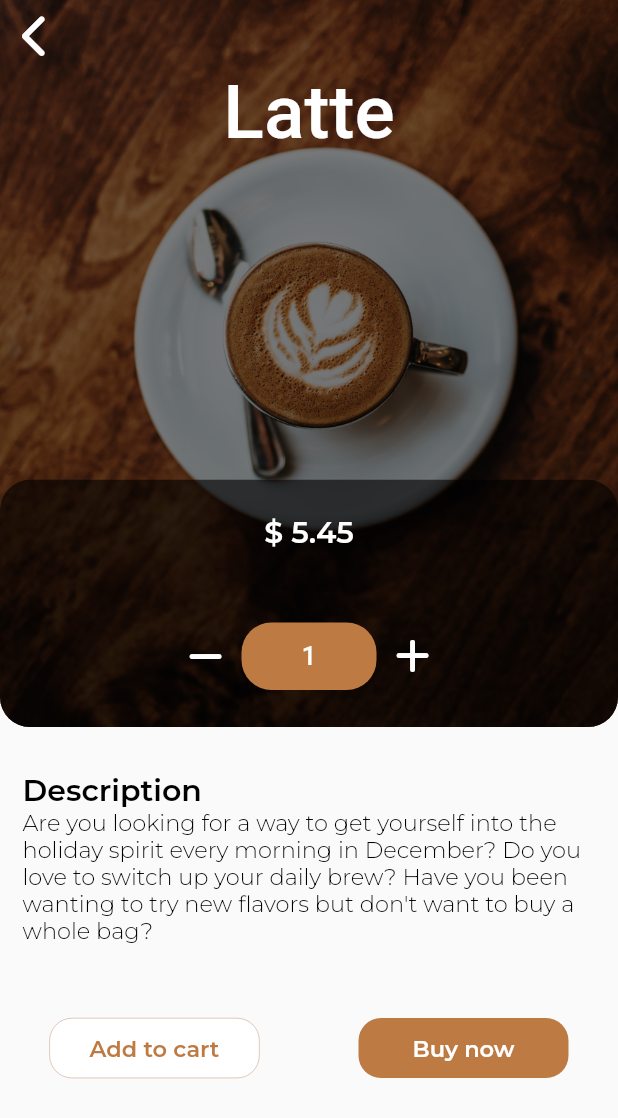
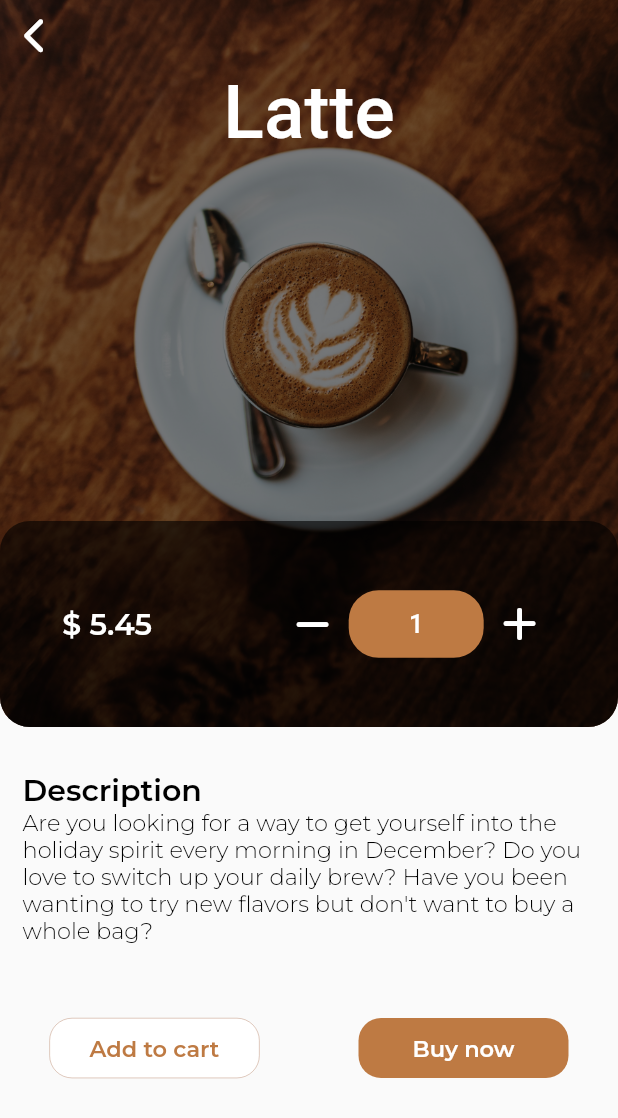
Before and after one commit to naomitimm/TopPot, a Flutter app: the screen it shows after launch, after a tap on "Latte", on a phone screen of 412 x 824 dp. Shown: the top 1118 px of the screen. Run offline on Flutter 3.47's test engine with Material 2 defaults, Android fonts, the phone set to English and light mode, and no system bars; our stand-ins replace bloc, equatable, flutter_bloc, font_awesome_flutter, go_router, google_fonts; Roboto replaces fonts that are missing (Rancho).

Commit message:
nav update

```diff
--- a/top_pot_app/lib/application/presentation/cart/cart_bloc.dart
+++ b/top_pot_app/lib/application/presentation/cart/cart_bloc.dart
@@ -15,7 +15,7 @@ class CartBloc extends Bloc<CartEvent, CartState> {
   }
 
   void _handleLoadCart(LoadCart event, Emitter emit) async {
-    await Future.delayed(const Duration(seconds: 3));
+    await Future.delayed(const Duration(seconds: 2));
     try {
       emit(CartLoadingSuccessful(coffees: event.coffees));
     } on Exception catch (error) {
--- a/top_pot_app/lib/presentation/dashboard/coffee_details_page.dart
+++ b/top_pot_app/lib/presentation/dashboard/coffee_details_page.dart
@@ -1,4 +1,3 @@
-import 'package:top_pot_app/application/navigation/navigation_cubit.dart';
 import 'package:top_pot_app/presentation/exports.dart';
 
 class CoffeeDetailsPage extends StatelessWidget {
@@ -35,11 +34,13 @@ class CoffeeDetailsPage extends StatelessWidget {
                 ),
               ),
               IconButton(
-                  onPressed: () {},
+                  onPressed: () {
+                    navCubit.toDashboardScreen();
+                  },
                   icon: const FaIcon(
                     FontAwesomeIcons.chevronLeft,
                     color: Colors.white,
-                    size: 30,
+                    size: 25,
                   )),
               Padding(
                 padding: EdgeInsets.only(top: (height / 18)),
@@ -53,13 +54,13 @@ class CoffeeDetailsPage extends StatelessWidget {
               Align(
                 alignment: Alignment.bottomCenter,
                 child: Container(
-                  height: height / (5),
+                  height: height / (6),
                   width: double.infinity,
                   decoration: BoxDecoration(
                       color: Colors.black.withOpacity(0.6),
                       borderRadius:
                           const BorderRadius.all(Radius.circular(20))),
-                  child: Column(
+                  child: Row(
                     mainAxisAlignment: MainAxisAlignment.spaceAround,
                     children: [
                       MiniHeadline(
--- a/top_pot_app/lib/presentation/dashboard/home_page.dart
+++ b/top_pot_app/lib/presentation/dashboard/home_page.dart
@@ -13,6 +13,7 @@ class _HomePageState extends State<HomePage> {
   @override
   Widget build(BuildContext context) {
     final navCubit = context.read<NavigationCubit>();
+    final cartBloc = context.read<CartBloc>();
     final size = MediaQuery.of(context).size;
     final height = size.height;
     return Scaffold(
@@ -55,6 +56,7 @@ class _HomePageState extends State<HomePage> {
                                     .toCoffeeDetailsPage(Coffee.coffees[index]);
                               },
                               coffee: Coffee.coffees[index],
+                              tapped: () {},
                             );
                           })),
                     ),
--- a/top_pot_app/lib/presentation/dashboard/widgets/cards.dart
+++ b/top_pot_app/lib/presentation/dashboard/widgets/cards.dart
@@ -111,6 +111,7 @@ class CoffeeCard extends StatelessWidget {
   final String name;
   final String price;
   final void Function() dispatcher;
+  final void Function() tapped;
   final Coffee coffee;
   const CoffeeCard(
       {super.key,
@@ -118,7 +119,8 @@ class CoffeeCard extends StatelessWidget {
       required this.name,
       required this.price,
       required this.dispatcher,
-      required this.coffee});
+      required this.coffee,
+      required this.tapped});
 
   @override
   Widget build(BuildContext context) {
@@ -180,24 +182,30 @@ class CoffeeCard extends StatelessWidget {
               ),
               Align(
                 alignment: Alignment.topRight,
-                child: IconButton(
-                    onPressed: () {
-                      // setState(() {
-                      //   isFav = !isFav;
-                      // });
-                    },
-                    icon: isFav
-                        // ignore: dead_code
-                        ? const Icon(
+                child: BlocConsumer<CartBloc, CartState>(
+                  listener: (context, state) {},
+                  builder: (context, state) {
+                    if (state is CartButtonChange) {
+                      return IconButton(
+                        onPressed: () {},
+                        icon: const Icon(
                           Icons.shopping_bag,
                           color: Color.fromRGBO(151, 77, 36, 1),
                           size: 25,
-                          )
-                        : const Icon(
+                        ),
+                      );
+                    }
+                    return IconButton(
+                        onPressed: () {
+                          tapped();
+                        },
+                        icon: const Icon(
                           Icons.shopping_bag_outlined,
                           color: Color.fromRGBO(151, 77, 36, 1),
                           size: 25,
-                          )),
+                        ));
+                  },
+                ),
               ),
             ],
           ),
@@ -258,9 +266,14 @@ class CartCard extends StatelessWidget {
   final String image;
   final String price;
   final String name;
+  final void Function() dispatcher;
 
   const CartCard(
-      {Key? key, required this.image, required this.price, required this.name})
+      {Key? key,
+      required this.image,
+      required this.price,
+      required this.name,
+      required this.dispatcher})
       : super(key: key);
 
   @override
```
Also changed, not shown: top_pot_app/lib/application/presentation/cart/cart_state.dart (+7 -0 lines), top_pot_app/lib/presentation/dashboard/cart_page.dart (+22 -23 lines). Lines whose indentation alone changed are shown as unchanged.
